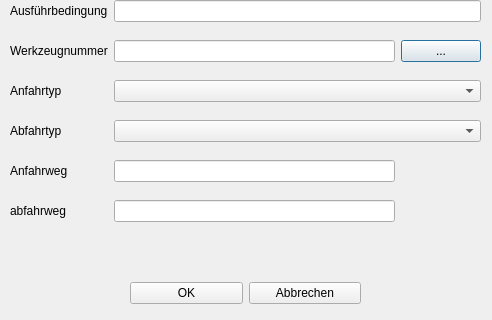
Before: the Qt Designer form Dialoge/dialog_bearb_faufruf.ui in TischlerWilly/postprozessor, drawn with Qt 5; both pictures show x 0 to 492 and y 262 to 582 of the 492 by 582 pixel window.
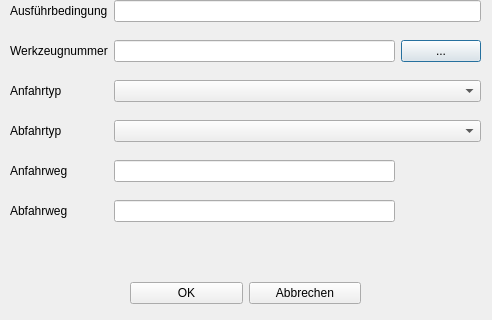
After: the same form once the commit is applied.

Commit message: Rechtschreibung korrigiert dlg faufruf

What changed in the file:
```diff
--- a/Dialoge/dialog_bearb_faufruf.ui
+++ b/Dialoge/dialog_bearb_faufruf.ui
@@ -150,7 +150,7 @@
     <item row="12" column="0">
      <widget class="QLabel" name="label_8">
       <property name="text">
-       <string>abfahrweg</string>
+       <string>Abfahrweg</string>
       </property>
      </widget>
     </item>
```
